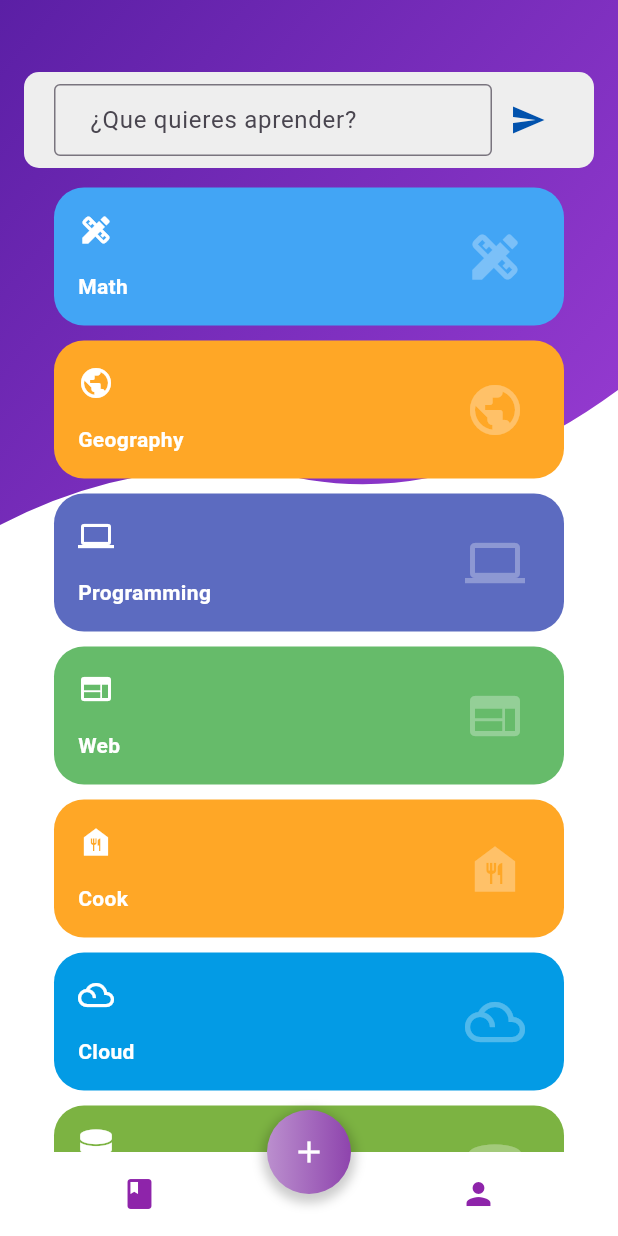
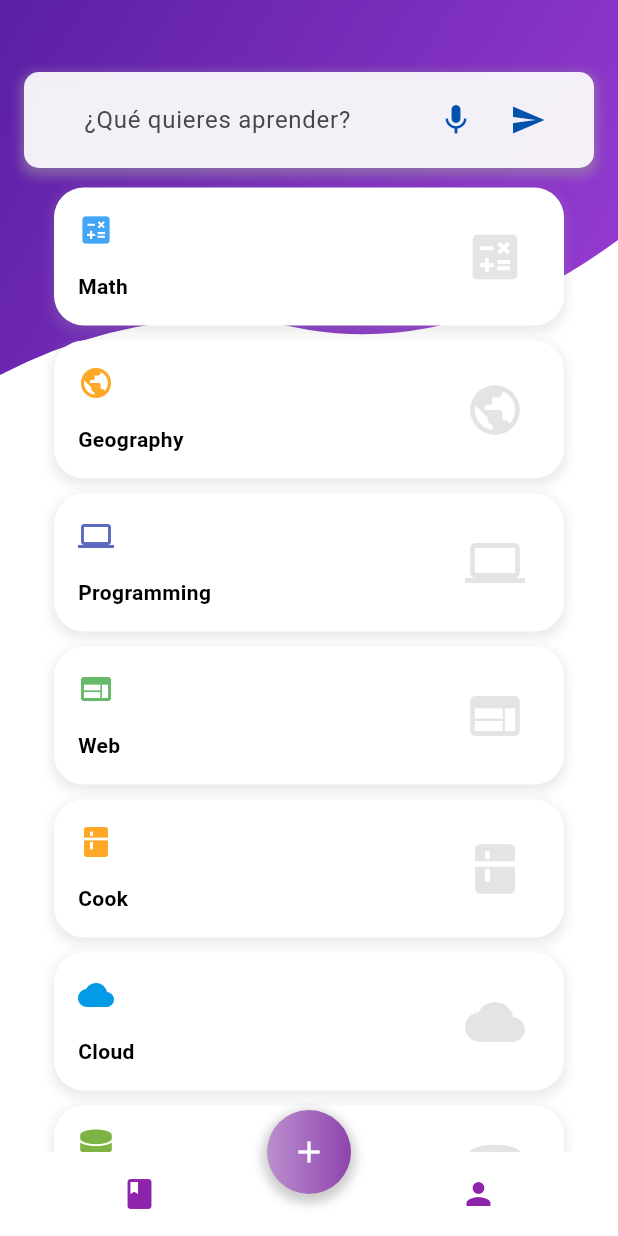
Before and after one commit to FlutterAppGemini/learnquest, a Flutter app: the HomePage screen opened by its route, on a phone screen of 412 x 824 dp. Run offline on Flutter 3.47's test engine with Material 3 defaults, Android fonts, the phone set to English and light mode, and no system bars; our stand-ins replace animated_text_kit, firebase_auth, firebase_core, flutter_dotenv, flutter_svg, font_awesome_flutter and 3 more; accounts and stored records are empty; project files that could hold a hidden picture were left out.

Commit message:
agregando gemini service

```diff
--- a/lib/feature/chat/page/chat_page.dart
+++ b/lib/feature/chat/page/chat_page.dart
@@ -1,10 +1,13 @@
 import 'package:flutter/material.dart';
 import 'package:font_awesome_flutter/font_awesome_flutter.dart';
 import 'package:learnquest/common/routes/routes.dart';
+import 'package:learnquest/feature/learning/page/learning_page.dart';
+import 'package:learnquest/service/gemini_service.dart';
 
 class ChatPage extends StatefulWidget {
+  final List<Lesson> lessons;
   final Function(bool) setLoading;
-  const ChatPage({super.key, required this.setLoading});
+  const ChatPage({super.key, required this.setLoading, required this.lessons});
 
   @override
   State<ChatPage> createState() => _ChatPageState();
@@ -17,6 +20,25 @@ class _ChatPageState extends State<ChatPage> {
     await Future.delayed(const Duration(seconds: 5));
 
     widget.setLoading(false);
+  }
+
+  final TextEditingController _controller = TextEditingController();
+  @override
+  void initState() {
+    super.initState();
+    GeminiService.load();
+  }
+
+  @override
+  void dispose() {
+    _controller.dispose();
+    super.dispose();
+  }
+
+  Future<void> _createLesson(String value) async {
+    await GeminiService.load();
+    Lesson lesson = await GeminiService.createLesson(value);
+    widget.lessons.add(lesson);
   }
 
   @override
@@ -54,12 +76,13 @@ class _ChatPageState extends State<ChatPage> {
       ),
     );
 
-    return Stack(
+    return Scaffold(
+      body: Stack(
         children: <Widget>[
           ClipPath(
             clipper: WaveClipper(),
             child: Container(
-            height: 350,
+              height: 250,
               decoration: const BoxDecoration(
                 gradient: LinearGradient(
                   colors: [
@@ -81,8 +104,16 @@ class _ChatPageState extends State<ChatPage> {
                   horizontal: 16.0,
                 ),
                 decoration: BoxDecoration(
-                color: Colors.grey.shade200,
+                  color: Colors.white.withOpacity(0.9),
                   borderRadius: BorderRadius.circular(10.0),
+                  boxShadow: [
+                    BoxShadow(
+                      color: Colors.grey.withOpacity(0.5),
+                      spreadRadius: 2,
+                      blurRadius: 5,
+                      offset: const Offset(0, 3),
+                    ),
+                  ],
                 ),
                 padding: const EdgeInsets.symmetric(
                   vertical: 8.0,
@@ -90,18 +121,30 @@ class _ChatPageState extends State<ChatPage> {
                 ),
                 child: Row(
                   children: <Widget>[
-                  const Expanded(
+                    Expanded(
                       child: TextField(
+                        controller: _controller,
                         textInputAction: TextInputAction.send,
-                      decoration: InputDecoration(
+                        decoration: const InputDecoration(
                           contentPadding: EdgeInsets.symmetric(
                             vertical: 10.0,
                             horizontal: 20.0,
                           ),
-                        border: OutlineInputBorder(),
-                        hintText: "¿Que quieres aprender?",
+                          border: InputBorder.none,
+                          hintText: "¿Qué quieres aprender?",
+                        ),
+                        onSubmitted: (value) {
+                          _createLesson(value);
+                          _controller.clear();
+                        },
                       ),
                     ),
+                    IconButton(
+                      icon: const Icon(Icons.mic),
+                      color: const Color.fromARGB(255, 1, 82, 173),
+                      onPressed: () {
+                        // Lógica para escuchar voz
+                      },
                     ),
                     IconButton(
                       icon: const Icon(Icons.send),
@@ -117,6 +160,7 @@ class _ChatPageState extends State<ChatPage> {
             ],
           ),
         ],
+      ),
     );
   }
 
@@ -127,15 +171,23 @@ class _ChatPageState extends State<ChatPage> {
           padding: const EdgeInsets.all(26.0),
           alignment: Alignment.centerRight,
           decoration: BoxDecoration(
-            color: color,
+            color: Colors.white,
             borderRadius: BorderRadius.circular(20.0),
+            boxShadow: [
+              BoxShadow(
+                color: Colors.grey.withOpacity(0.2),
+                spreadRadius: 2,
+                blurRadius: 5,
+                offset: const Offset(0, 3), // changes position of shadow
+              ),
+            ],
           ),
           child: Opacity(
-              opacity: 0.3,
+              opacity: 0.1,
               child: Icon(
                 icon,
                 size: 40,
-                color: Colors.white,
+                color: Colors.black,
               )),
         ),
         Padding(
@@ -146,13 +198,13 @@ class _ChatPageState extends State<ChatPage> {
             children: <Widget>[
               Icon(
                 icon,
-                color: Colors.white,
+                color: color,
               ),
               const SizedBox(height: 16.0),
               Text(
                 label,
                 style: const TextStyle(
-                  color: Colors.white,
+                  color: Colors.black,
                   fontWeight: FontWeight.bold,
                 ),
               )
@@ -204,12 +256,12 @@ class Learn {
 final List<Learn> learn = [
   Learn(
     'Math',
-    Icons.design_services,
+    Icons.calculate,
     Colors.blue[400]!,
   ),
   Learn(
     'Geography',
-    Icons.public_sharp,
+    Icons.public,
     Colors.orange[400]!,
   ),
   Learn(
@@ -224,12 +276,12 @@ final List<Learn> learn = [
   ),
   Learn(
     'Cook',
-    Icons.food_bank,
+    Icons.kitchen,
     Colors.orange[400]!,
   ),
   Learn(
     'Cloud',
-    Icons.filter_drama_outlined,
+    Icons.cloud,
     Colors.lightBlue[600]!,
   ),
   Learn(
--- a/lib/feature/home/page/home_page.dart
+++ b/lib/feature/home/page/home_page.dart
@@ -15,6 +15,7 @@ class HomePage extends StatefulWidget {
 class _HomePageState extends State<HomePage> {
   bool _isLoading = false;
   int _selectedIndex = 1;
+  List<Lesson> lessons = [];
   final PageController _pageController = PageController(initialPage: 1);
 
   void _onItemTapped(int index) {
@@ -50,7 +51,10 @@ class _HomePageState extends State<HomePage> {
               const LearningPage(
                 lessons: [],
               ),
-              ChatPage(setLoading: _setLoading),
+              ChatPage(
+                setLoading: _setLoading,
+                lessons: lessons,
+              ),
               const ProfilePage(),
             ],
           ),
--- a/lib/feature/learning/page/learning_page.dart
+++ b/lib/feature/learning/page/learning_page.dart
@@ -2,12 +2,35 @@ import 'package:flutter/material.dart';
 import 'package:learnquest/feature/learning/page/learning_no_content.dart';
 import 'package:learnquest/feature/learning/page/learning_page_content.dart';
 
+class Question {
+  final String question;
+
+  const Question({required this.question});
+
+  factory Question.fromJson(Map<String, dynamic> json) => Question(
+        question: json["question"],
+      );
+}
+
 class Lesson {
   final String title;
-  final String img;
+  final String icon;
   final String color;
+  final List<Question> questions;
 
-  const Lesson({required this.title, required this.img, required this.color});
+  const Lesson(
+      {required this.title,
+      required this.icon,
+      required this.color,
+      required this.questions});
+
+  factory Lesson.fromJson(Map<String, dynamic> json) => Lesson(
+        title: json["title"],
+        icon: json["icon"],
+        color: json["color"],
+        questions: List<Question>.from(
+            json["questions"].map((x) => Question.fromJson(x))),
+      );
 }
 
 class LearningPage extends StatefulWidget {
--- a/lib/feature/learning/page/learning_page_content.dart
+++ b/lib/feature/learning/page/learning_page_content.dart
@@ -37,10 +37,6 @@ class _LearningPageContentState extends State<LearningPageContent> {
                     shape: BoxShape.circle,
                     border: Border.all(
                         color: Colors.yellow, width: 2.0), // Borde del círculo
-                    image: DecorationImage(
-                      image: NetworkImage(lesson.img), // Imagen desde URL
-                      fit: BoxFit.contain,
-                    ),
                   ),
                 ),
                 const SizedBox(height: 10.0),
--- a/lib/main.dart
+++ b/lib/main.dart
@@ -7,8 +7,10 @@ import 'package:learnquest/feature/auth/page/auth_page.dart';
 import 'package:learnquest/feature/splash_screen.dart';
 import 'package:learnquest/feature/welcome/page/welcome_page.dart';
 import 'package:learnquest/firebase_options.dart';
+import 'package:flutter_dotenv/flutter_dotenv.dart';
 
 void main() async {
+  await dotenv.load(fileName: ".env");
   WidgetsFlutterBinding.ensureInitialized();
   await Firebase.initializeApp(options: DefaultFirebaseOptions.currentPlatform);
   runApp(const MyApp());
--- a/pubspec.yaml
+++ b/pubspec.yaml
@@ -47,6 +47,9 @@ dependencies:
   concentric_transition: ^1.0.3
   lottie: ^3.1.2
   provider: ^6.1.2
+  google_generative_ai: ^0.4.4
+  flutter_dotenv: ^5.1.0
+  dynamic_icons: ^1.0.0
 
 dev_dependencies:
   flutter_test:
@@ -73,6 +76,7 @@ flutter:
   assets:
     - assets/images/
     - assets/icons/
+    - .env
   #   - images/a_dot_burr.jpeg
   #   - images/a_dot_ham.jpeg
 
```
Also changed, not shown: lib/feature/chat/page/lesson_detail.dart (+23 -7 lines), lib/service/gemini_service.dart (added, +56 -0 lines), pubspec.lock, 1 other file. Lines whose indentation alone changed are shown as unchanged.
